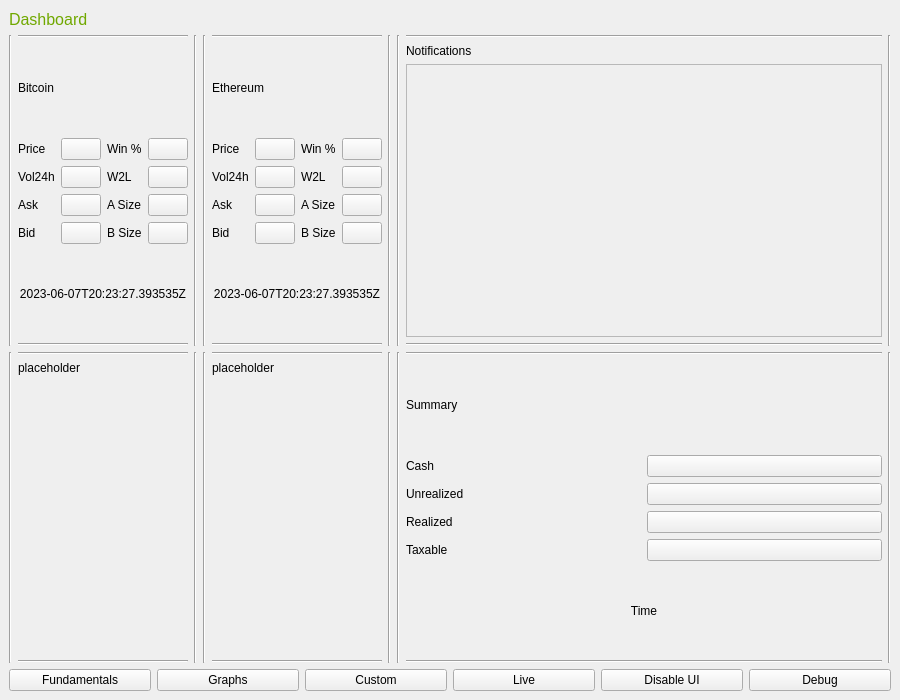
Qt form src/app/ui/mainwindow.ui (sharbel256/numeri) before a commit.
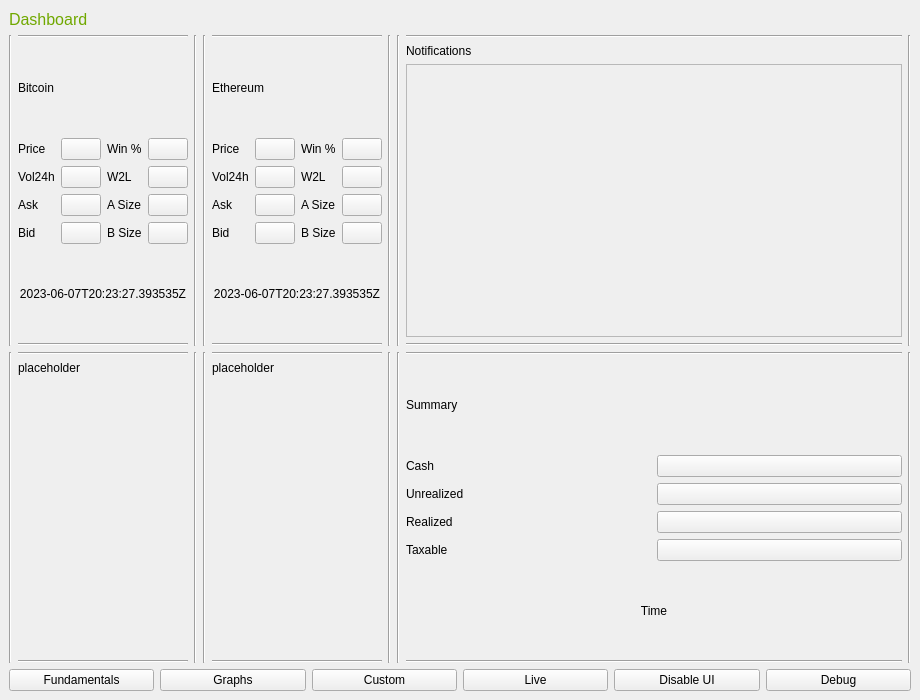
The same form after that commit.

```diff
--- a/src/app/ui/mainwindow.ui
+++ b/src/app/ui/mainwindow.ui
@@ -6,7 +6,7 @@
    <rect>
     <x>0</x>
     <y>0</y>
-    <width>900</width>
+    <width>920</width>
     <height>700</height>
    </rect>
   </property>
```
